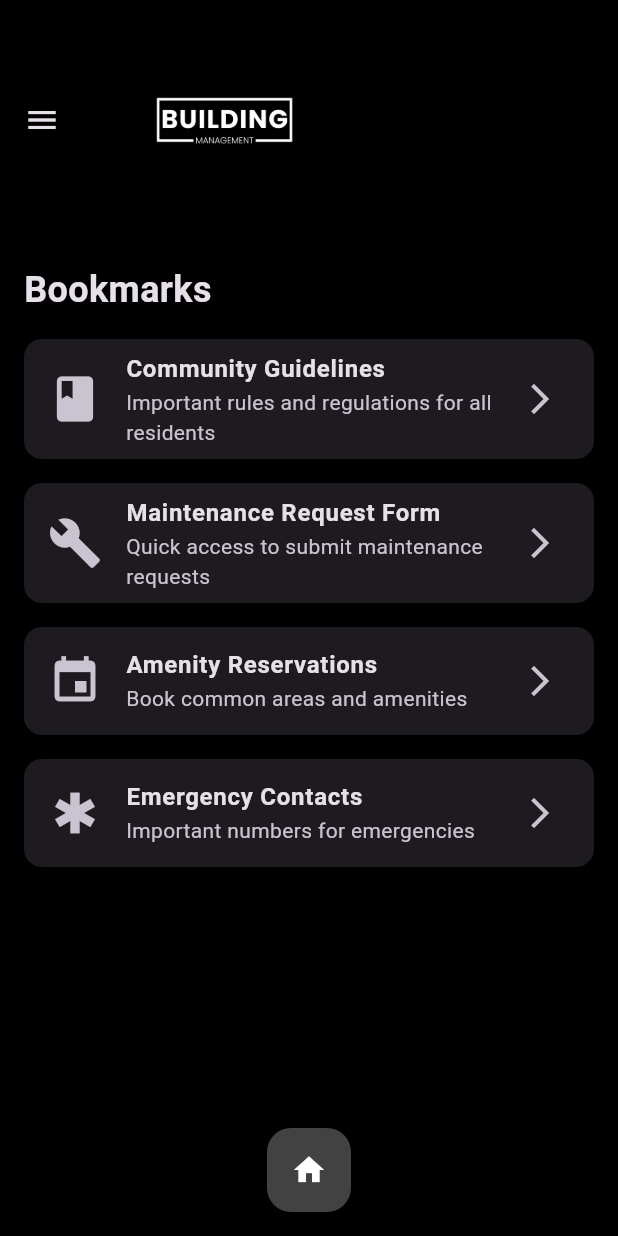
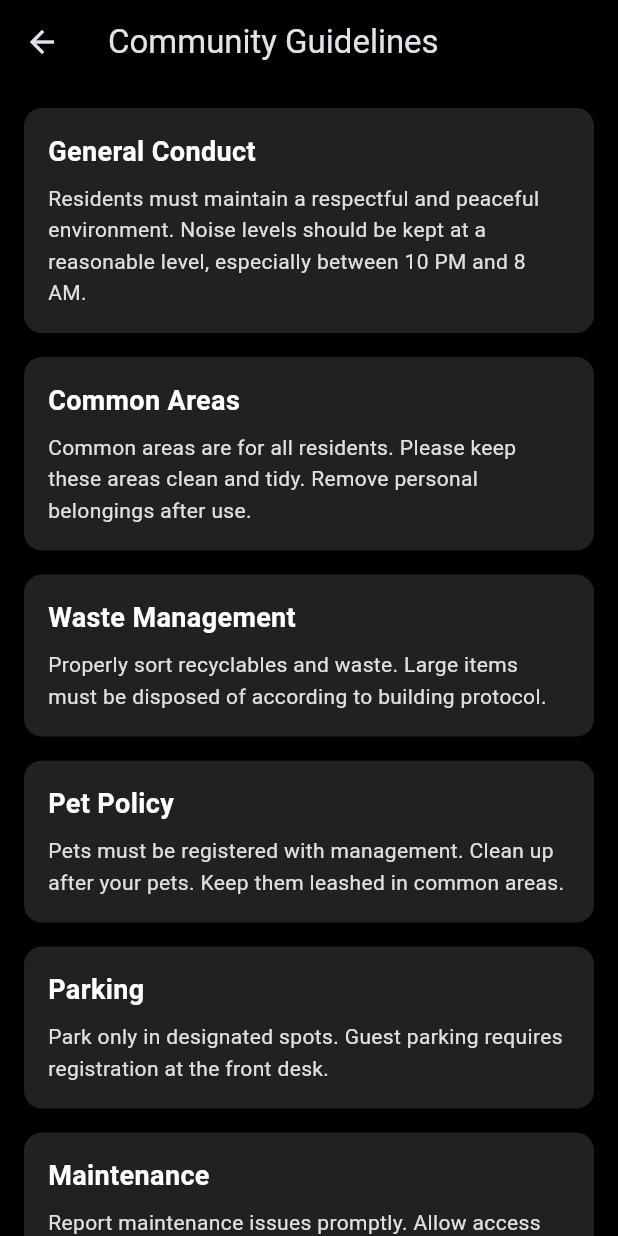
Before and after one commit to adhfarg/buildingmanagement, a Flutter app: the BookmarksScreen screen opened by its route, after a tap on "Community Guidelines", on a phone screen of 412 x 824 dp. Run offline on Flutter 3.47's test engine with Material 3 defaults, Android fonts, the phone set to English and light mode, and no system bars; our stand-ins replace cached_network_image, emoji_picker_flutter, image_picker, shared_preferences; missing offline and left inert: giphy_picker; accounts and stored records are empty; network calls fail.

Commit message:
Bookmark Screen Updated

```diff
--- a/lib/screens/bookmarks_screen.dart
+++ b/lib/screens/bookmarks_screen.dart
@@ -1,9 +1,20 @@
 import 'package:flutter/material.dart';
 import '../widgets/custom_navigation_drawer.dart';
 import '../widgets/bottom_home_button.dart';
+import 'community_guidelines_screen.dart';
+import 'maintenance_request_screen.dart';
+import 'amenity_reservations_screen.dart';
+import 'emergency_contacts_screen.dart';
 
 class BookmarksScreen extends StatelessWidget {
   const BookmarksScreen({Key? key}) : super(key: key);
+
+  void _navigateToScreen(BuildContext context, Widget screen) {
+    Navigator.push(
+      context,
+      MaterialPageRoute(builder: (context) => screen),
+    );
+  }
 
   @override
   Widget build(BuildContext context) {
@@ -29,24 +40,32 @@ class BookmarksScreen extends StatelessWidget {
               ),
               const SizedBox(height: 16),
               _buildBookmarkItem(
+                context,
                 'Community Guidelines',
                 'Important rules and regulations for all residents',
                 Icons.book,
+                const CommunityGuidelinesScreen(),
               ),
               _buildBookmarkItem(
+                context,
                 'Maintenance Request Form',
                 'Quick access to submit maintenance requests',
                 Icons.build,
+                const MaintenanceRequestScreen(),
               ),
               _buildBookmarkItem(
+                context,
                 'Amenity Reservations',
                 'Book common areas and amenities',
                 Icons.event,
+                const AmenityReservationsScreen(),
               ),
               _buildBookmarkItem(
+                context,
                 'Emergency Contacts',
                 'Important numbers for emergencies',
                 Icons.emergency,
+                const EmergencyContactsScreen(),
               ),
             ],
           ),
@@ -56,17 +75,31 @@ class BookmarksScreen extends StatelessWidget {
     );
   }
 
-  Widget _buildBookmarkItem(String title, String description, IconData icon) {
+  Widget _buildBookmarkItem(
+    BuildContext context,
+    String title,
+    String description,
+    IconData icon,
+    Widget destinationScreen,
+  ) {
     return Card(
       margin: const EdgeInsets.only(bottom: 16),
+      color: Colors.grey[900],
       child: ListTile(
-        leading: Icon(icon, size: 36),
-        title: Text(title, style: const TextStyle(fontWeight: FontWeight.bold)),
-        subtitle: Text(description),
-        trailing: const Icon(Icons.arrow_forward_ios),
-        onTap: () {
-          // TODO: Navigate to bookmarked content
-        },
+        leading: Icon(icon, size: 36, color: Colors.white),
+        title: Text(
+          title,
+          style: const TextStyle(
+            fontWeight: FontWeight.bold,
+            color: Colors.white,
+          ),
+        ),
+        subtitle: Text(
+          description,
+          style: TextStyle(color: Colors.grey[400]),
+        ),
+        trailing: Icon(Icons.arrow_forward_ios, color: Colors.grey[400]),
+        onTap: () => _navigateToScreen(context, destinationScreen),
       ),
     );
   }
--- /dev/null
+++ b/lib/screens/community_guidelines_screen.dart
@@ -0,0 +1,75 @@
+import 'package:flutter/material.dart';
+
+class CommunityGuidelinesScreen extends StatelessWidget {
+  const CommunityGuidelinesScreen({Key? key}) : super(key: key);
+
+  @override
+  Widget build(BuildContext context) {
+    return Scaffold(
+      appBar: AppBar(
+        title: const Text('Community Guidelines'),
+        backgroundColor: Colors.black,
+      ),
+      body: ListView(
+        padding: const EdgeInsets.all(16),
+        children: [
+          _buildSection(
+            'General Conduct',
+            'Residents must maintain a respectful and peaceful environment. Noise levels should be kept at a reasonable level, especially between 10 PM and 8 AM.',
+          ),
+          _buildSection(
+            'Common Areas',
+            'Common areas are for all residents. Please keep these areas clean and tidy. Remove personal belongings after use.',
+          ),
+          _buildSection(
+            'Waste Management',
+            'Properly sort recyclables and waste. Large items must be disposed of according to building protocol.',
+          ),
+          _buildSection(
+            'Pet Policy',
+            'Pets must be registered with management. Clean up after your pets. Keep them leashed in common areas.',
+          ),
+          _buildSection(
+            'Parking',
+            'Park only in designated spots. Guest parking requires registration at the front desk.',
+          ),
+          _buildSection(
+            'Maintenance',
+            'Report maintenance issues promptly. Allow access for scheduled maintenance work.',
+          ),
+        ],
+      ),
+    );
+  }
+
+  Widget _buildSection(String title, String content) {
+    return Card(
+      margin: const EdgeInsets.only(bottom: 16),
+      color: Colors.grey[900],
+      child: Padding(
+        padding: const EdgeInsets.all(16),
+        child: Column(
+          crossAxisAlignment: CrossAxisAlignment.start,
+          children: [
+            Text(
+              title,
+              style: const TextStyle(
+                fontSize: 18,
+                fontWeight: FontWeight.bold,
+                color: Colors.white,
+              ),
+            ),
+            const SizedBox(height: 8),
+            Text(
+              content,
+              style: TextStyle(
+                color: Colors.grey[300],
+                height: 1.5,
+              ),
+            ),
+          ],
+        ),
+      ),
+    );
+  }
+}
--- a/pubspec.yaml
+++ b/pubspec.yaml
@@ -20,6 +20,7 @@ dependencies:
   giphy_picker: ^3.0.1
   google_maps_flutter: ^2.5.0
   geolocator: ^10.1.0
+  url_launcher: ^6.1.14
 
 dev_dependencies:
   flutter_test:
```
Also changed, not shown: lib/screens/amenity_reservations_screen.dart (added, +185 -0 lines), lib/screens/emergency_contacts_screen.dart (added, +134 -0 lines), lib/screens/maintenance_request_screen.dart (added, +147 -0 lines), pubspec.lock, 5 other files.
